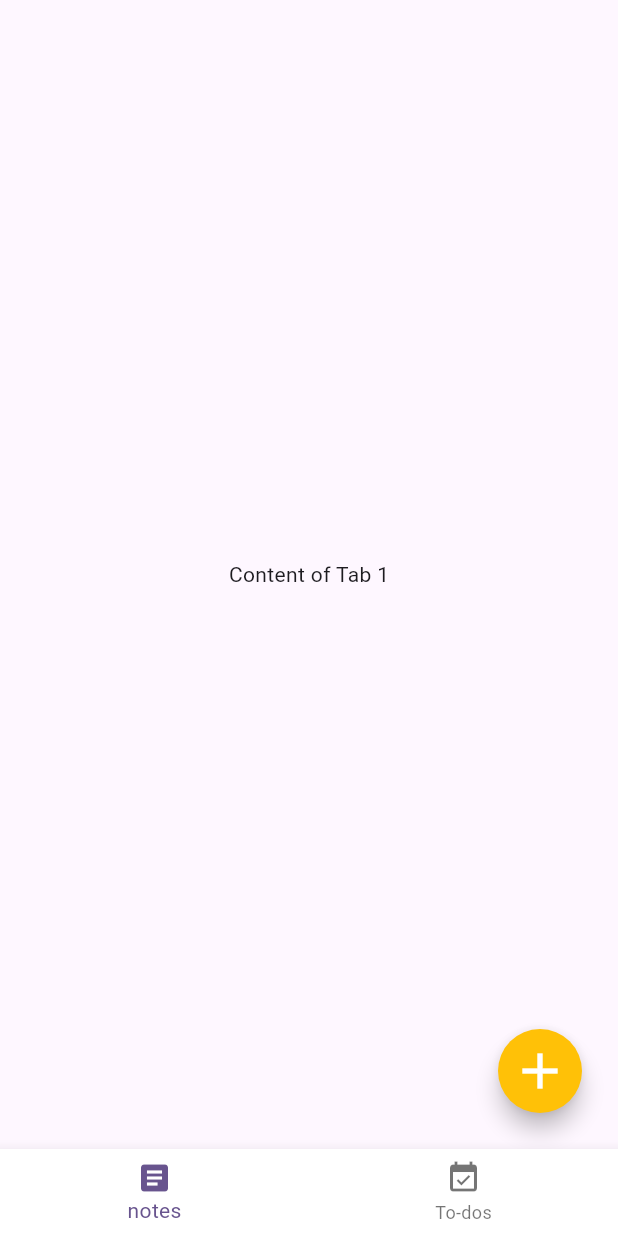
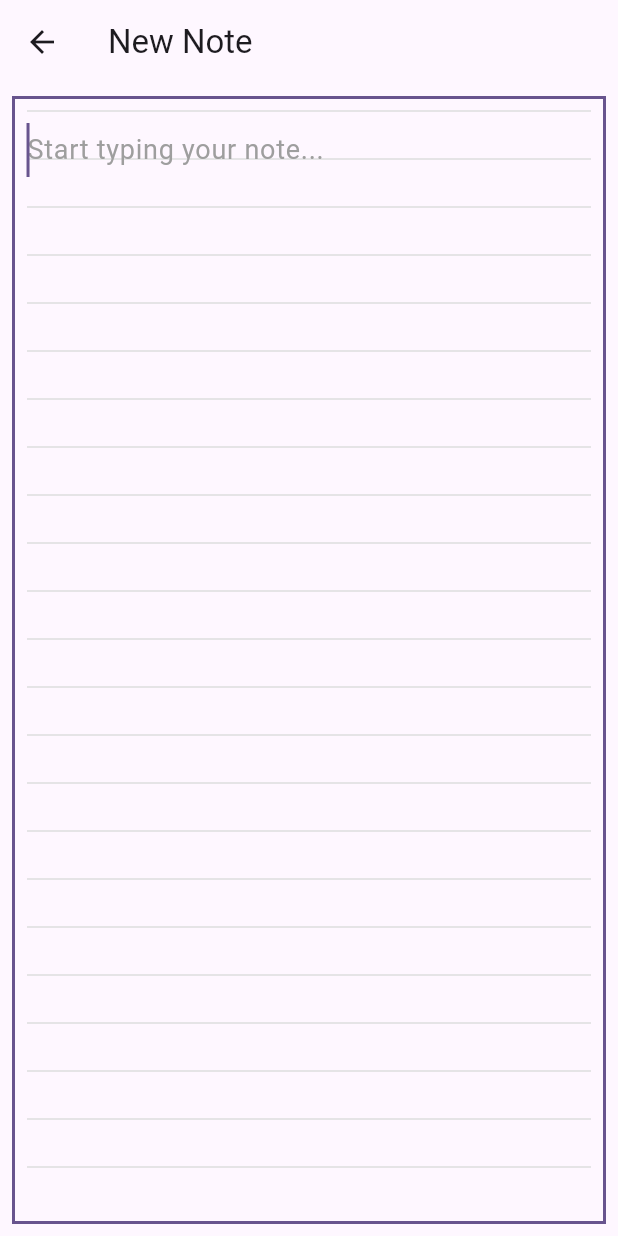
Before and after one commit to badri784/Google-Note, a Flutter app: the screen it shows after launch, scrolled down 110 dp, after a tap on the "add" icon, on a phone screen of 412 x 824 dp. Run offline on Flutter 3.47's test engine with Material 3 defaults, Android fonts, the phone set to English and light mode, and no system bars; our stand-ins replace flutter_riverpod.

Commit message:
add note screen

```diff
--- /dev/null
+++ b/lib/screens/note_screen.dart
@@ -0,0 +1,87 @@
+import 'package:flutter/material.dart';
+import 'package:flutter/services.dart';
+
+class NoteScreen extends StatefulWidget {
+  const NoteScreen({super.key});
+
+  @override
+  State<NoteScreen> createState() => _NoteScreenState();
+}
+
+class _NoteScreenState extends State<NoteScreen> {
+  TextEditingController textController = TextEditingController();
+  @override
+  void dispose() {
+    super.dispose();
+    textController.dispose();
+  }
+
+  @override
+  Widget build(BuildContext context) {
+    return Scaffold(
+      resizeToAvoidBottomInset: false,
+      appBar: AppBar(title: const Text('New Note')),
+      body: Padding(
+        padding: const EdgeInsets.all(8.0),
+        child: Container(
+          width: double.infinity,
+          decoration: BoxDecoration(
+            border: Border.all(
+              width: 2,
+              color: Theme.of(context).colorScheme.primary,
+            ),
+          ),
+          child: Padding(
+            padding: const EdgeInsets.all(8.0),
+            child: Column(
+              children: [
+                Expanded(
+                  child: CustomPaint(
+                    painter: LinedPaperPainter(),
+                    child: GestureDetector(
+                      onTap: () {
+                        Clipboard.setData(
+                          ClipboardData(text: textController.text),
+                        );
+                      },
+                      child: TextField(
+                        autofocus: true,
+                        controller: textController,
+                        keyboardType: TextInputType.text,
+                        maxLines: null,
+                        expands: true,
+                        decoration: const InputDecoration(
+                          border: InputBorder.none,
+                          hintText: 'Start typing your note...',
+                          hintStyle: TextStyle(color: Colors.grey),
+                        ),
+                        style: const TextStyle(fontSize: 18, height: 2),
+                      ),
+                    ),
+                  ),
+                ),
+              ],
+            ),
+          ),
+        ),
+      ),
+    );
+  }
+}
+
+class LinedPaperPainter extends CustomPainter {
+  @override
+  void paint(Canvas canvas, Size size) {
+    final paint = Paint()
+      ..color = const Color(0xFFDDDDDD)
+      ..strokeWidth = 1;
+
+    const lineHeight = 32.0;
+    for (double y = 0; y < size.height; y += lineHeight) {
+      canvas.drawLine(Offset(0, y), Offset(size.width, y), paint);
+    }
+  }
+
+  @override
+  bool shouldRepaint(covariant CustomPainter oldDelegate) => false;
+}
--- a/lib/screens/notes.dart
+++ b/lib/screens/notes.dart
@@ -1,4 +1,5 @@
 import 'package:flutter/material.dart';
+import 'package:note_app/screens/note_screen.dart';
 
 class Notes extends StatefulWidget {
   const Notes({super.key});
@@ -28,7 +29,11 @@ class _NotesState extends State<Notes> with TickerProviderStateMixin {
       floatingActionButton: Padding(
         padding: const EdgeInsets.all(8.0),
         child: FloatingActionButton(
-          onPressed: () {},
+          onPressed: () {
+            Navigator.of(
+              context,
+            ).push(MaterialPageRoute(builder: (_) => const NoteScreen()));
+          },
           shape: const CircleBorder(),
           backgroundColor: Colors.amber,
           child: const Icon(Icons.add, size: 40, color: Colors.white),
```
